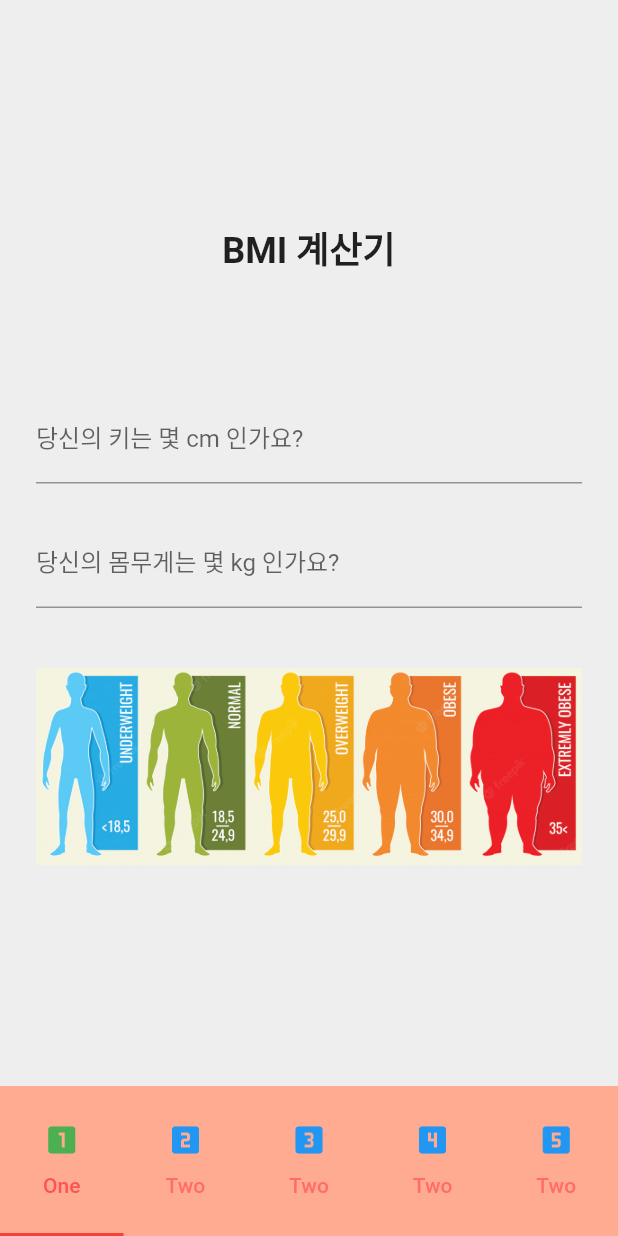
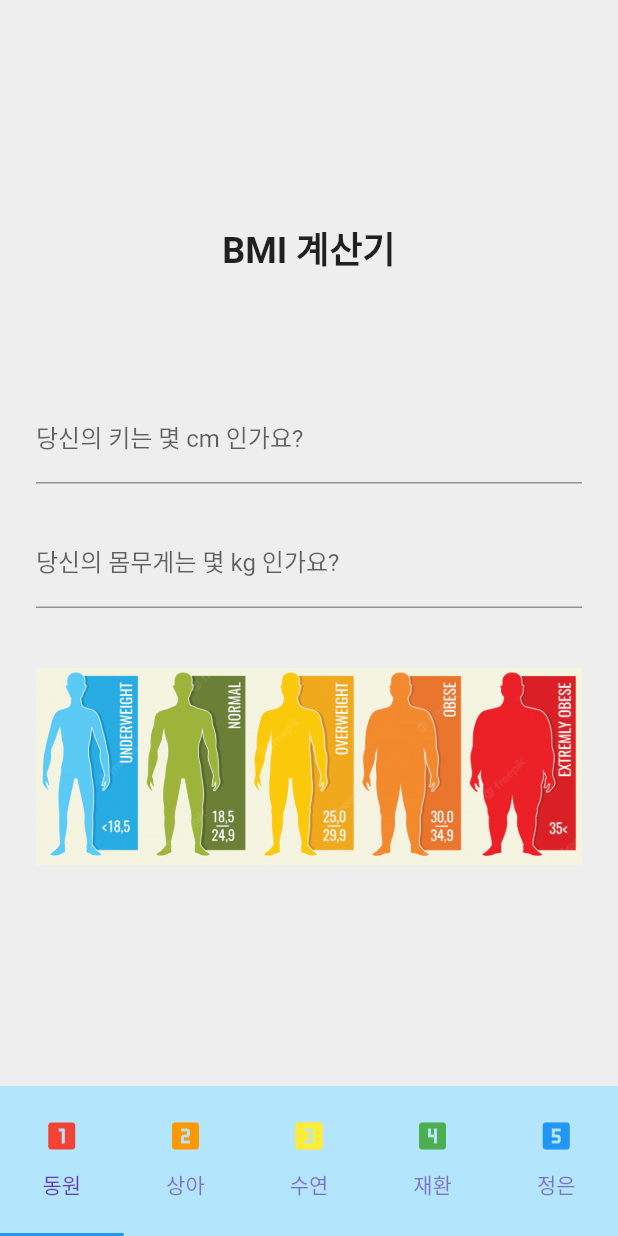
Before and after one commit to monargent0/TJFlutterTeam, a Flutter app: the screen it shows after launch, on a phone screen of 412 x 824 dp. Run offline on Flutter 3.47's test engine with Material 2 defaults, Android fonts, the phone set to English and light mode, and no system bars.

Commit message:
Update main.dart

```diff
--- a/tabbar_bmi_app/lib/main.dart
+++ b/tabbar_bmi_app/lib/main.dart
@@ -60,47 +60,47 @@ class _MyHomePageState extends State<MyHomePage>
         children: const [BMIPage(),JungEun(),JungEun(),JungEun(),JungEun()], //동원 , 상아, 수연, 재환, 정은
       ),
       bottomNavigationBar: Container(
-        color: Colors.deepOrange[200],
+        color: Colors.lightBlue[100],
         height: 100,
         child: TabBar(
           controller: controller,
-          labelColor: Colors.redAccent,
-          indicatorColor: Colors.red,
+          labelColor: Colors.deepPurple,
+          indicatorColor: Colors.blue,
           tabs: const [
             Tab(
               icon: Icon(
                 Icons.looks_one,
-                color: Colors.green,
+                color: Colors.red,
               ),
-              text: "One",
+              text: "동원",
             ),
             Tab(
               icon: Icon(
                 Icons.looks_two,
-                color: Colors.blue,
+                color: Colors.orange,
               ),
-              text: 'Two',
+              text: '상아',
             ),
             Tab(
               icon: Icon(
                 Icons.looks_3,
-                color: Colors.blue,
+                color: Colors.yellow,
               ),
-              text: 'Two',
+              text: '수연',
             ),
             Tab(
               icon: Icon(
                 Icons.looks_4,
-                color: Colors.blue,
+                color: Colors.green,
               ),
-              text: 'Two',
+              text: '재환',
             ),
             Tab(
               icon: Icon(
                 Icons.looks_5,
                 color: Colors.blue,
               ),
-              text: 'Two',
+              text: '정은',
             ),
           ],
         ),
```
